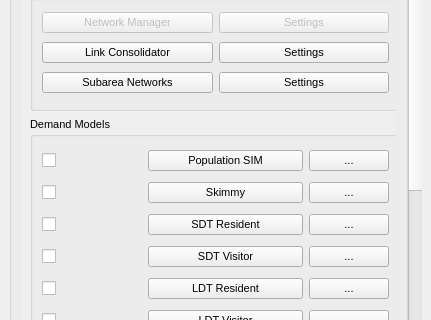
Before: the Qt Designer form tsm_panel_add_more2.ui in TSMv6/tsm_panel, drawn with Qt 5; both pictures show x 0 to 431 and y 382 to 702 of the 431 by 797 pixel window.
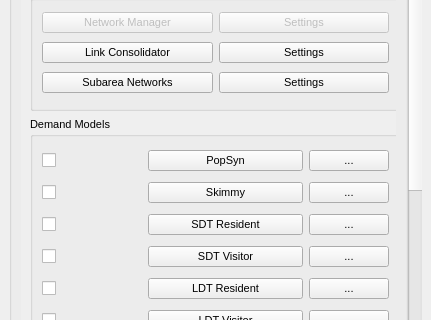
After: the same form once the commit is applied. Icons and pictures are not drawn. Custom widgets are drawn as their Qt base class.

```diff
--- a/tsm_panel_add_more2.ui
+++ b/tsm_panel_add_more2.ui
@@ -515,7 +515,7 @@
                       <bool>false</bool>
                      </property>
                      <property name="text">
-                      <string>Population SIM</string>
+                      <string>PopSyn</string>
                      </property>
                     </widget>
                    </item>
```
